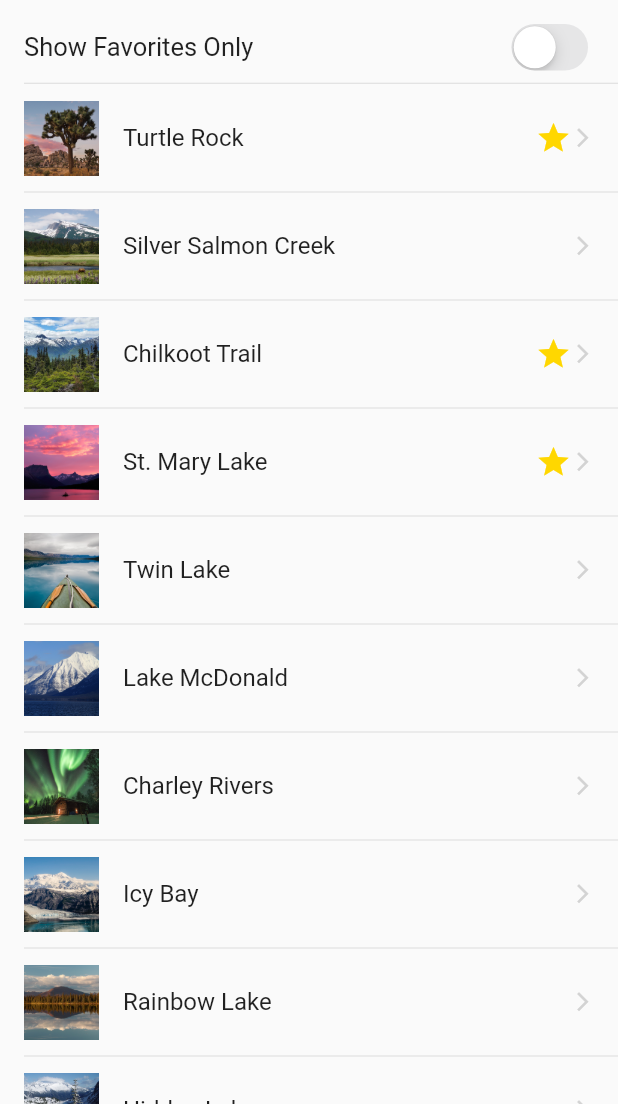
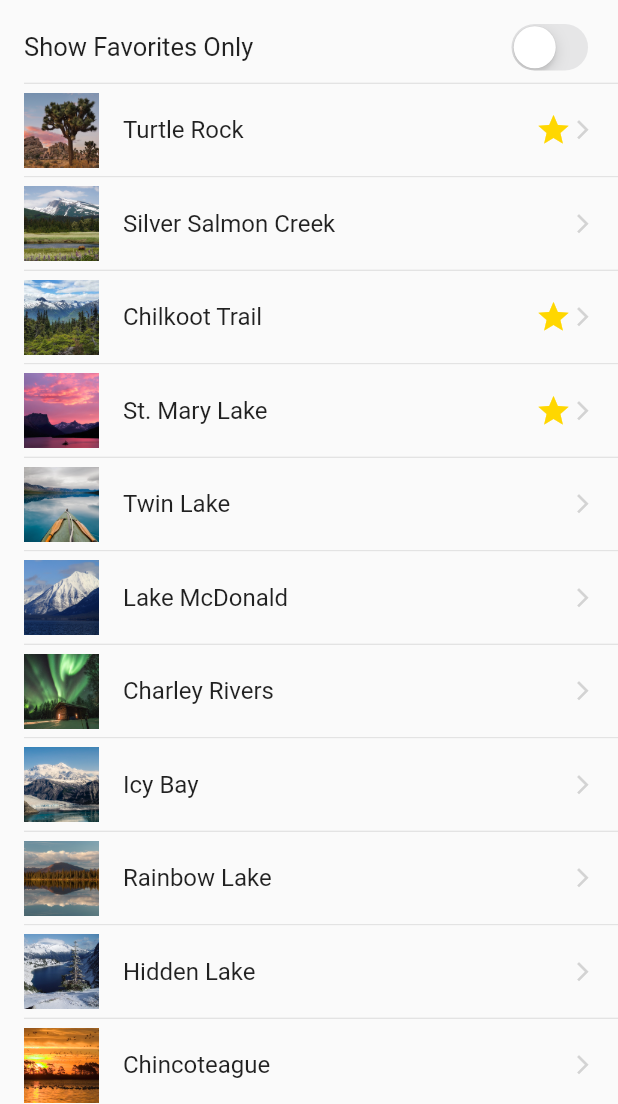
Before and after one commit to VGVentures/flutter_landmarks, a Flutter app: the screen it shows after launch, on a phone screen of 412 x 824 dp, the part 132-1236 px from its top. Run offline on Flutter 3.47's test engine with Material 2 defaults, Android fonts, the phone set to English and light mode, and no system bars; our stand-ins replace google_maps_flutter.

Commit message:
Fixed cell divider height

```diff
--- a/lib/main.dart
+++ b/lib/main.dart
@@ -82,7 +82,6 @@ class _MyHomePageState extends State<MyHomePage> {
                   indent: Constants.defaultHorizontalPadding,
                 ),
               ),
-              SliverPadding(padding: const EdgeInsets.only(top: 8.0)),
               SliverList(
                 delegate: SliverChildBuilderDelegate(
                   (context, index) {
--- a/lib/views/landmark_cell.dart
+++ b/lib/views/landmark_cell.dart
@@ -15,10 +15,14 @@ class LandmarkCell extends StatelessWidget {
 
   @override
   Widget build(BuildContext context) {
-    return Material(
-      child: Column(
-        children: <Widget>[
-          ListTile(
+    return Column(
+      children: <Widget>[
+        Material(
+          child: ListTile(
+            contentPadding: EdgeInsets.symmetric(
+              horizontal: Constants.defaultHorizontalPadding,
+              vertical: Constants.defaultHorizontalPadding / 6,
+            ),
             onTap: this.onTap,
             leading: Image.asset(
               'assets/${landmark.imageName}.jpg',
@@ -42,9 +46,12 @@ class LandmarkCell extends StatelessWidget {
               ],
             ),
           ),
-          const Divider(indent: Constants.defaultHorizontalPadding),
-        ],
-      ),
+        ),
+        const Divider(
+          height: 1,
+          indent: Constants.defaultHorizontalPadding,
+        ),
+      ],
     );
   }
 }
```
